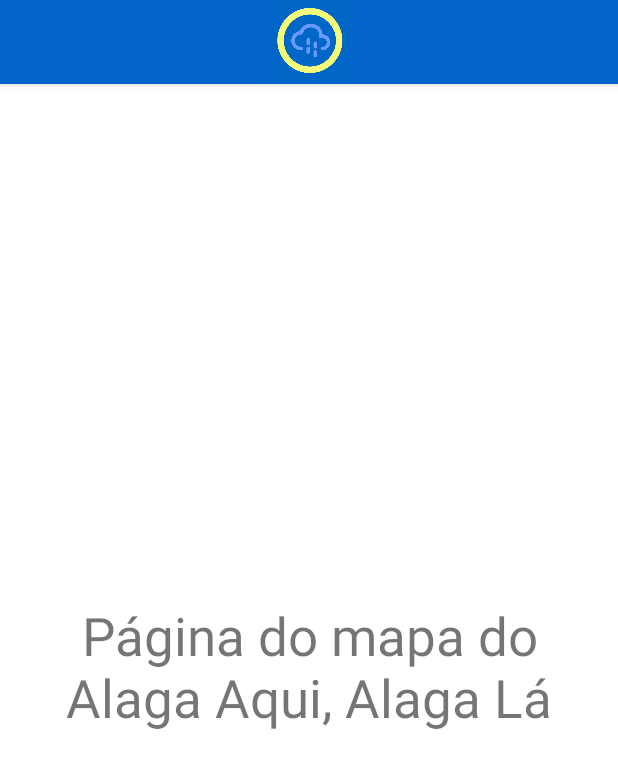
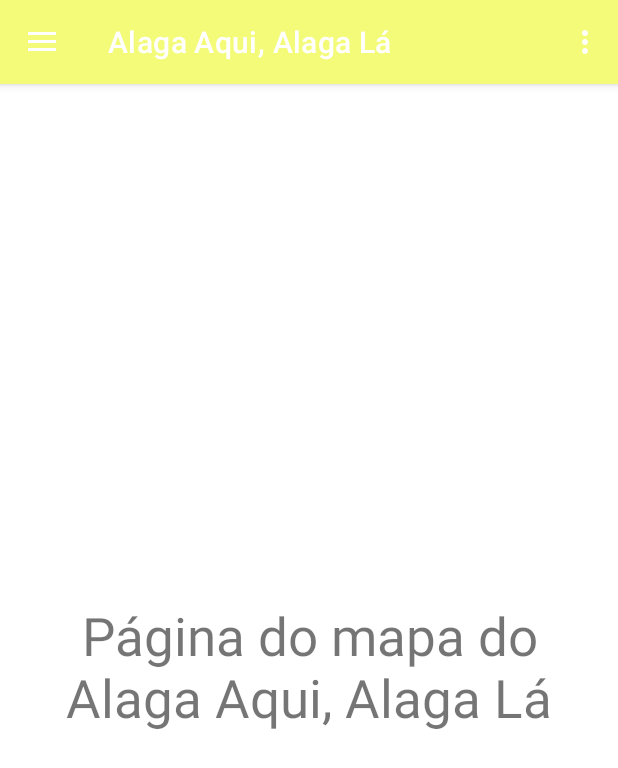
Before and after one commit to kelly-u/AlagaAquiAlagaLa, an Android app built with Jetpack Compose: the MainActivity screen opened directly, with no data from a screen before it, on a phone screen of 412 x 824 dp. Shown: the top 768 px of the screen. Run offline under Robolectric (Android 15) with nearby library versions, the phone set to English and light mode, and no system bars; our stand-ins replace navigation-ui.

```diff
--- a/app/src/main/java/br/com/ifpe/gleicekelly/alagaaquialagala/MainActivity.kt
+++ b/app/src/main/java/br/com/ifpe/gleicekelly/alagaaquialagala/MainActivity.kt
@@ -11,6 +11,7 @@ import androidx.navigation.ui.setupWithNavController
 import androidx.drawerlayout.widget.DrawerLayout
 import androidx.appcompat.app.AppCompatActivity
 import br.com.ifpe.gleicekelly.alagaaquialagala.databinding.ActivityMainBinding
+import com.google.android.material.snackbar.Snackbar
 
 class MainActivity : AppCompatActivity() {
 
@@ -23,7 +24,7 @@ class MainActivity : AppCompatActivity() {
         binding = ActivityMainBinding.inflate(layoutInflater)
         setContentView(binding.root)
 
-        //setSupportActionBar(binding.appBarMain.toolbar)
+        setSupportActionBar(binding.appBarMain.toolbar)
 
         val drawerLayout: DrawerLayout = binding.drawerLayout
         //Menu Lateral de navegação
@@ -34,7 +35,10 @@ class MainActivity : AppCompatActivity() {
         // menu should be considered as top level destinations.
         appBarConfiguration = AppBarConfiguration(
             setOf(
-                R.id.nav_login, R.id.nav_cadastro, R.id.nav_mapa, R.id.nav_buscarendereco, R.id.nav_enderecosfavoritos, R.id.nav_sobre
+                R.id.nav_mapa,
+                R.id.nav_buscarendereco,
+                R.id.nav_enderecosfavoritos,
+                R.id.nav_sobre
             ), drawerLayout
         )
 
--- a/app/src/main/java/br/com/ifpe/gleicekelly/alagaaquialagala/RegistroActivity.kt
+++ b/app/src/main/java/br/com/ifpe/gleicekelly/alagaaquialagala/RegistroActivity.kt
@@ -2,10 +2,7 @@ package br.com.ifpe.gleicekelly.alagaaquialagala
 
 import android.content.Intent
 import android.os.Bundle
-import androidx.activity.enableEdgeToEdge
 import androidx.appcompat.app.AppCompatActivity
-import androidx.core.view.ViewCompat
-import androidx.core.view.WindowInsetsCompat
 import br.com.ifpe.gleicekelly.alagaaquialagala.databinding.ActivityRegistroBinding
 
 class RegistroActivity : AppCompatActivity() {
--- /dev/null
+++ b/app/src/main/res/drawable/ic_endereco_adicionar.xml
@@ -0,0 +1,5 @@
+<vector xmlns:android="http://schemas.android.com/apk/res/android" android:height="24dp" android:tint="#F3FB79" android:viewportHeight="24" android:viewportWidth="24" android:width="24dp">
+
+    <path android:fillColor="@android:color/white" android:pathData="M19,13h-6v6h-2v-6H5v-2h6V5h2v6h6v2z"/>
+
+</vector>
--- /dev/null
+++ b/app/src/main/res/drawable/ic_endereco_baixo.xml
@@ -0,0 +1,5 @@
+<vector xmlns:android="http://schemas.android.com/apk/res/android" android:height="24dp" android:tint="#F3FB79" android:viewportHeight="24" android:viewportWidth="24" android:width="24dp">
+
+    <path android:fillColor="@android:color/white" android:pathData="M20,12l-1.41,-1.41L13,16.17V4h-2v12.17l-5.58,-5.59L4,12l8,8 8,-8z"/>
+
+</vector>
--- a/app/src/main/res/layout/app_bar_main.xml
+++ b/app/src/main/res/layout/app_bar_main.xml
@@ -11,23 +11,21 @@
         android:layout_height="wrap_content"
         android:theme="@style/Theme.AlagaAquiAlagaLa.AppBarOverlay">
 
-        <ImageView
+<!--        <ImageView-->
+<!--            android:id="@+id/toolbar"-->
+<!--            android:background="@color/blueLogo"-->
+<!--            android:layout_width="match_parent"-->
+<!--            android:layout_height="?attr/actionBarSize"-->
+<!--            android:layout_alignWithParentIfMissing="true"-->
+<!--            android:src="@drawable/logo"-->
+<!--            app:popupTheme="@style/Theme.AlagaAquiAlagaLa.PopupOverlay" />-->
+
+        <androidx.appcompat.widget.Toolbar
             android:id="@+id/toolbar"
-            android:background="@color/blueLogo"
             android:layout_width="match_parent"
             android:layout_height="?attr/actionBarSize"
-            android:layout_alignWithParentIfMissing="true"
-            android:src="@drawable/logo"
+            android:background="@color/yellow"
             app:popupTheme="@style/Theme.AlagaAquiAlagaLa.PopupOverlay" />
-        />
-
-
-<!--        <androidx.appcompat.widget.Toolbar-->
-<!--            android:id="@+id/toolbar"-->
-<!--            android:layout_width="match_parent"-->
-<!--            android:layout_height="?attr/actionBarSize"-->
-<!--            android:background="@color/blue"-->
-<!--            app:popupTheme="@style/Theme.AlagaAquiAlagaLa.PopupOverlay" />-->
 
    </com.google.android.material.appbar.AppBarLayout>
 
--- a/app/src/main/res/layout/content_main.xml
+++ b/app/src/main/res/layout/content_main.xml
@@ -4,7 +4,8 @@
     xmlns:tools="http://schemas.android.com/tools"
     android:layout_width="match_parent"
     android:layout_height="match_parent"
-    app:layout_behavior="@string/appbar_scrolling_view_behavior">
+    app:layout_behavior="@string/appbar_scrolling_view_behavior"
+    tools:showIn="@layout/app_bar_main">
 
     <fragment
         android:id="@+id/nav_host_fragment_content_main"
--- a/app/src/main/res/menu/activity_main_drawer.xml
+++ b/app/src/main/res/menu/activity_main_drawer.xml
@@ -2,20 +2,6 @@
 <menu xmlns:android="http://schemas.android.com/apk/res/android"
     xmlns:tools="http://schemas.android.com/tools"
     tools:showIn="navigation_view">
-
-    <group android:id="@+id/gpcadastro"
-        android:checkableBehavior="single">
-        <item
-            android:id="@+id/nav_login"
-            android:icon="@drawable/ic_menu_login"
-            android:title="Login" />
-
-        <item
-            android:id="@+id/nav_cadastro"
-            android:icon="@drawable/ic_menu_cadastro"
-            android:title="Cadastro" />
-    </group>
-
 
     <group android:id="@+id/gpnavegacao"
         android:checkableBehavior="single">
--- a/app/src/main/res/navigation/mobile_navigation.xml
+++ b/app/src/main/res/navigation/mobile_navigation.xml
@@ -6,34 +6,28 @@
     app:startDestination="@+id/nav_mapa">
 
     <fragment
-        android:id="@+id/nav_login"
-        android:name="br.com.ifpe.gleicekelly.alagaaquialagala.ui.login.LoginFragment"
-        android:label="Login"
-        tools:layout="@layout/fragment_login" />
-    <fragment
-        android:id="@+id/nav_cadastro"
-        android:name="br.com.ifpe.gleicekelly.alagaaquialagala.ui.cadastro.CadastroFragment"
-        android:label="Cadastro"
-        tools:layout="@layout/fragment_cadastro" />
-    <fragment
         android:id="@+id/nav_mapa"
         android:name="br.com.ifpe.gleicekelly.alagaaquialagala.ui.mapa.MapaFragment"
-        android:label="Mapa"
-        tools:layout="@layout/fragment_mapa" />
+        tools:layout="@layout/fragment_mapa"
+        />
     <fragment
-        android:id="@+id/nav_buscarendereco"
+        android:id="@+id/nav_buscar_endereco"
         android:name="br.com.ifpe.gleicekelly.alagaaquialagala.ui.buscarendereco.BuscarEnderecoFragment"
-        android:label="Buscar Endereço"
-        tools:layout="@layout/fragment_buscarendereco" />
+        android:label="Buscar Endereços"
+        tools:layout="@layout/fragment_buscarendereco"
+        />
     <fragment
-        android:id="@+id/nav_enderecosfavoritos"
+        android:id="@+id/nav_enderecos_favoritos"
         android:name="br.com.ifpe.gleicekelly.alagaaquialagala.ui.enderecosfavoritos.EnderecosFavoritosFragment"
         android:label="Endereços Favoritos"
-        tools:layout="@layout/fragment_enderecosfavoritos" />
+        tools:layout="@layout/fragment_enderecosfavoritos"
+        />
     <fragment
         android:id="@+id/nav_sobre"
         android:name="br.com.ifpe.gleicekelly.alagaaquialagala.ui.sobre.SobreFragment"
         android:label="Sobre"
         tools:layout="@layout/fragment_sobre"
         />
+
+
 </navigation>
--- a/app/src/main/res/values/strings.xml
+++ b/app/src/main/res/values/strings.xml
@@ -8,10 +8,6 @@
     <string name="action_settings">Settings</string>
 
     <string name="menu_home">Home</string>
-    <string name="menu_gallery">Gallery</string>
-    <string name="menu_slideshow">Slideshow</string>
-    <string name="title_activity_maps">MapsActivity</string>
-    <!-- TODO: Remove or change this placeholder text -->
     <string name="hello_blank_fragment">Hello blank fragment</string>
     <string name="title_activity_splash_screen">SplashScreen</string>
     <string name="nome_usuario">Nome de Usuário</string>
@@ -26,4 +22,5 @@
     <string name="titulo_cadastro">Cadastro</string>
     <string name="titulo_login">Login</string>
     <string name="j_possui_conta_fa_a_login">Já possui conta? Faça login!</string>
+    <string name="title_activity_menu">menuActivity</string>
 </resources>
--- a/app/src/main/res/values/themes.xml
+++ b/app/src/main/res/values/themes.xml
@@ -3,7 +3,7 @@
     <style name="Theme.AlagaAquiAlagaLa" parent="Theme.MaterialComponents.DayNight.DarkActionBar">
         <!-- Primary brand color. -->
         <item name="colorPrimary">@color/blueLogo</item>
-        <item name="colorPrimaryVariant">@color/blueLogo</item>
+        <item name="colorPrimaryVariant">@color/blue</item>
         <item name="colorOnPrimary">@color/white</item>
         <!-- Secondary brand color. -->
         <item name="colorSecondary">@color/teal_200</item>
--- a/gradle/libs.versions.toml
+++ b/gradle/libs.versions.toml
@@ -44,6 +44,6 @@ androidx-activity = { group = "androidx.activity", name = "activity", version.re
 
 [plugins]
 android-application = { id = "com.android.application", version.ref = "agp" }
-kotlin-android = { id = "org.jetbrains.kotlin.android", version.ref = "kotlin" }
+kotlin-android = { id = "org.jetbrains.kotlin.android", version = "1.9.24" }
 google-android-libraries-mapsplatform-secrets-gradle-plugin = { id = "com.google.android.libraries.mapsplatform.secrets-gradle-plugin", version.ref = "googleAndroidLibrariesMapsplatformSecretsGradlePlugin" }
 kotlin-compose = { id = "org.jetbrains.kotlin.plugin.compose", version.ref = "kotlin" }
```
Also changed, not shown: app/src/main/AndroidManifest.xml (+26 -11 lines), app/src/main/java/br/com/ifpe/gleicekelly/alagaaquialagala/LoginActivity.kt (+14 -6 lines), app/src/main/java/br/com/ifpe/gleicekelly/alagaaquialagala/model/EnderecoModel.kt (added, +12 -0 lines), app/src/main/java/br/com/ifpe/gleicekelly/alagaaquialagala/model/UsuarioModel.kt (added, +8 -0 lines), app/src/main/java/br/com/ifpe/gleicekelly/alagaaquialagala/ui/cadastro/CadastroFragment.kt (deleted, +0 -28 lines), app/src/main/java/br/com/ifpe/gleicekelly/alagaaquialagala/ui/login/LoginFragment.kt (deleted, +0 -29 lines), app/src/main/res/layout/fragment_cadastro.xml (deleted, +0 -25 lines), app/src/main/res/layout/fragment_login.xml (deleted, +0 -24 lines).
